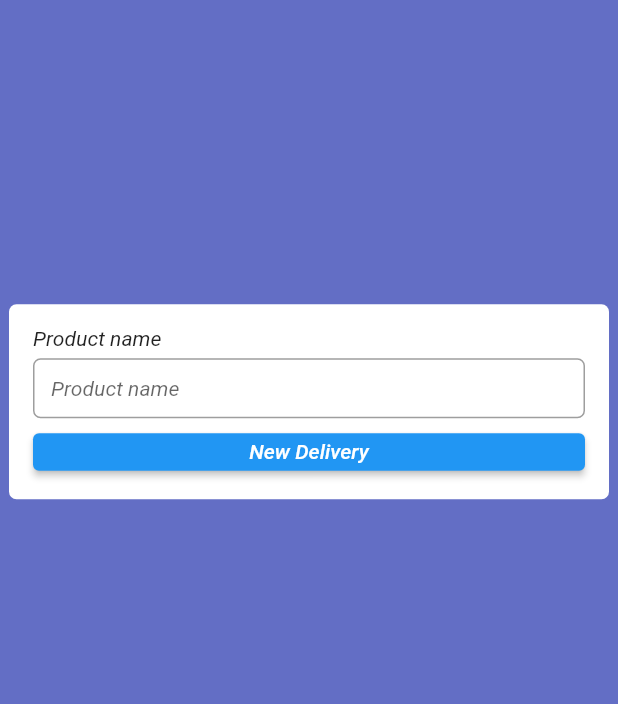
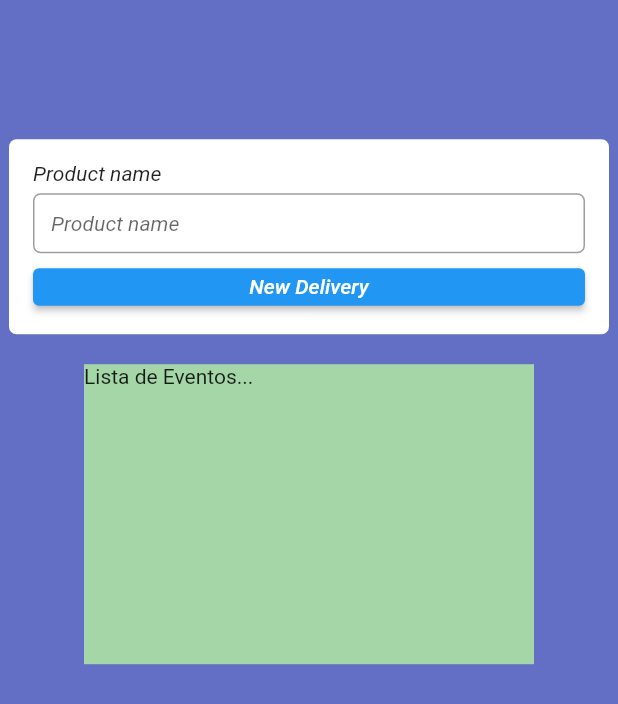
Before and after one commit to AlanFelixds/flutter_entregas, a Flutter app: the HomePage screen opened by its route, after a tap on "New Delivery", on a phone screen of 412 x 824 dp. Shown: the top 704 px of the screen. Run offline on Flutter 3.47's test engine with Material 2 defaults, Android fonts, the light colour scheme and no system bars; our stand-ins replace dio, flutter_modular, get, shared_preferences; accounts and stored records are empty.

Commit message:
att home

```diff
--- a/lib/src/app_module.dart
+++ b/lib/src/app_module.dart
@@ -15,8 +15,7 @@ import 'package:shared_preferences/shared_preferences.dart';
 class AppModule extends Module {
   @override
   List<Bind<Object>> get binds => [
-        AsyncBind<SharedPreferences>(
-            (i) async => SharedPreferences.getInstance()),
+        AsyncBind<SharedPreferences>((i) => SharedPreferences.getInstance()),
         AsyncBind((i) async => LocalStorage(i())),
         Bind.factory((i) => Dio()),
         Bind.factory((i) => WebService()),
@@ -29,7 +28,7 @@ class AppModule extends Module {
 
   @override
   List<ModularRoute> get routes => [
-        ChildRoute('/login', child: (context, args) => LoginPage()),
+        ChildRoute('/login', child: (context, args) => const LoginPage()),
         ChildRoute('/signup', child: (context, args) => SignupPage()),
         ModuleRoute('/home', module: HomeModule()),
       ];
--- a/lib/src/core/database/web_service_dio.dart
+++ b/lib/src/core/database/web_service_dio.dart
@@ -2,17 +2,23 @@ import 'dart:async';
 
 import 'package:dio/dio.dart';
 import 'package:flutter_entregas/src/core/exception/login_exception.dart';
+import 'package:flutter_entregas/src/core/local_storage/shared_preferences.dart';
+import 'package:flutter_modular/flutter_modular.dart';
 
 class WebServiceDio {
   final Dio dio;
 
   WebServiceDio(this.dio);
 
-  dynamic clientDio() {
-    // dio.options.baseUrl = "http://localhost:5000";
-    dio.options.baseUrl = "http://192.168.2.108:5000";
+  dynamic clientDio() async {
+    LocalStorage local = Modular.get<LocalStorage>();
+    String? token = await local.read(chave: 'token');
+
+    dio.options.baseUrl = "http://localhost:5000";
+    // dio.options.baseUrl = "http://192.168.2.108:5000";
     dio.options.connectTimeout = 5000;
     dio.options.contentType = "application/json";
+    dio.options.headers["Authorization"] = "Beares $token";
   }
 
   Future<dynamic> postResponseDio(String url, Map body) async {
@@ -41,7 +47,6 @@ class WebServiceDio {
     switch (response.statusCode) {
       case 200:
         return response.data;
-      // return "Requisição feita com sucesso.";
       case 201:
         return "Requisição feita com sucesso e dados criado com sucesso.";
       case 400:
--- a/lib/src/core/widgets/dialogs/dialog_message.dart
+++ b/lib/src/core/widgets/dialogs/dialog_message.dart
@@ -6,7 +6,7 @@ class DialogMessage {
       content: Text(message),
       elevation: 3,
       backgroundColor: Colors.red[300],
-      duration: const Duration(seconds: 5),
+      duration: const Duration(seconds: 1),
     );
   }
 }
--- a/lib/src/modules/home_client/home_controller.dart
+++ b/lib/src/modules/home_client/home_controller.dart
@@ -8,30 +8,18 @@ class HomeController extends GetxController {
   HomeRepository homeRepository;
   HomeController(this.homeRepository);
 
-  final String? tt = null;
-
   TextEditingController itemNameController = TextEditingController();
-  TextEditingController tempoController = TextEditingController(text: "2018-12-01 00:00:00.000");
-
-  final Rx<DateTime> primeiroDia = DateTime.now().obs;
-  final Rx<DateTime> ultimoDia = DateTime.now().obs;
 
   Future<void> createDelivery() async {
     ProductModel product = ProductModel();
-
     product.itemName = itemNameController.text;
-
     final result = await homeRepository.createDelivery(product);
-    debugPrint('Home Controller ===> $result');
+    debugPrint('Create delivery ===> $result');
   }
 
-  Future<void> calcularTempo() async {
-    //2012-02-27 13:27:00
-    final intDate = DateTime.parse(tempoController.text).millisecondsSinceEpoch;
-    final result = await homeRepository.calcularData(intDate);
-
-    primeiroDia.value = DateTime.fromMillisecondsSinceEpoch(result['primeiro']);
-    ultimoDia.value = DateTime.fromMillisecondsSinceEpoch(result['ultimo']);
+  Future<void> buscarDeliveries() async {
+    final result = await homeRepository.buscarDeliveries();
+    debugPrint('buscar todos deliveries ===> $result');
   }
 
   void goToCadastrarEventos() {
--- a/lib/src/modules/home_client/home_module.dart
+++ b/lib/src/modules/home_client/home_module.dart
@@ -1,15 +1,11 @@
-import 'package:flutter_entregas/src/core/local_storage/shared_preferences.dart';
 import 'package:flutter_entregas/src/modules/home_client/home_controller.dart';
 import 'package:flutter_entregas/src/modules/home_client/home_page.dart';
 import 'package:flutter_entregas/src/modules/home_client/home_repository.dart';
 import 'package:flutter_modular/flutter_modular.dart';
-import 'package:shared_preferences/shared_preferences.dart';
 
 class HomeModule extends Module {
   @override
   List<Bind<Object>> get binds => [
-        AsyncBind<SharedPreferences>((i) async => SharedPreferences.getInstance()),
-        Bind.factory((i) => LocalStorage(i())),
         Bind.singleton((i) => HomeRepository(i())),
         Bind.singleton((i) => HomeController(i())),
       ];
--- a/lib/src/modules/home_client/home_page.dart
+++ b/lib/src/modules/home_client/home_page.dart
@@ -5,13 +5,25 @@ import 'package:flutter_modular/flutter_modular.dart';
 import 'package:flutter/material.dart';
 import 'package:get/get.dart';
 
-class HomePage extends StatelessWidget {
+class HomePage extends StatefulWidget {
   const HomePage({Key? key}) : super(key: key);
 
   @override
+  State<HomePage> createState() => _HomePageState();
+}
+
+class _HomePageState extends State<HomePage> {
+  final controller = Modular.get<HomeController>();
+
+  @override
+  void initState() {
+    super.initState();
+    debugPrint("-- Home Page iniciado --");
+    controller.buscarDeliveries();
+  }
+
+  @override
   Widget build(BuildContext context) {
-    final controller = Modular.get<HomeController>();
-
     return Scaffold(
       backgroundColor: const Color(0XFF636Ec5),
       body: SafeArea(
@@ -53,6 +65,13 @@ class HomePage extends StatelessWidget {
                         ],
                       ),
                     ),
+                    const SizedBox(height: 20),
+                    Container(
+                      width: 300,
+                      height: 200,
+                      color: Colors.green[200],
+                      child: const Text("Lista de Eventos..."),
+                    ),
                   ],
                 ),
               ),
--- a/lib/src/modules/home_client/home_repository.dart
+++ b/lib/src/modules/home_client/home_repository.dart
@@ -3,17 +3,23 @@ import 'package:flutter_entregas/src/core/database/web_service_dio.dart';
 import 'package:flutter_entregas/src/core/models/product_model.dart';
 
 class HomeRepository {
-  WebServiceDio webService;
-  HomeRepository(this.webService);
+  final WebServiceDio _webService;
+  HomeRepository(this._webService);
 
   Future<dynamic> createDelivery(ProductModel itemName) async {
     Map body = itemName.toMap();
-    final response = await webService.postResponseDio('/delivery', body);
+    final response = await _webService.postResponseDio('/delivery', body);
     debugPrint("$response");
   }
 
+  Future<dynamic> buscarDeliveries() async {
+    final response = await _webService.getResponseDio('/client/deliveries');
+    debugPrint("$response");
+  }
+
+  @Deprecated("não utilizada no momento")
   Future<dynamic> calcularData(int tempo) async {
-    final response = await webService.postResponseDio('/client/getTime', {"tempo": tempo});
+    final response = await _webService.postResponseDio('/client/getTime', {"tempo": tempo});
     debugPrint("$response");
     return response;
   }
```
Also changed, not shown: lib/src/modules/login/login_controller.dart (+8 -6 lines), lib/src/modules/login/login_page.dart (+16 -5 lines).
